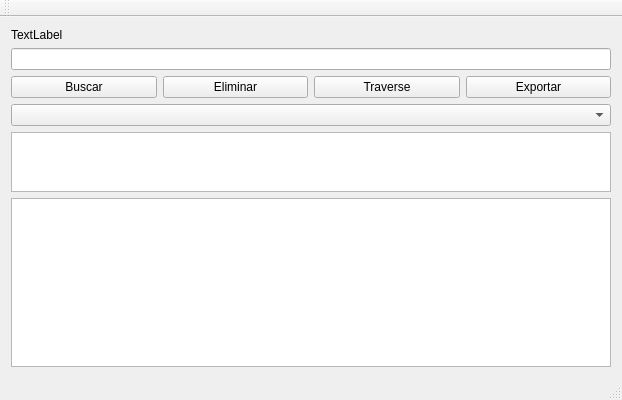
Above: Rutas/main/TreeView.ui from AndresMora04/Rutas before the change. Below: the same form after it.
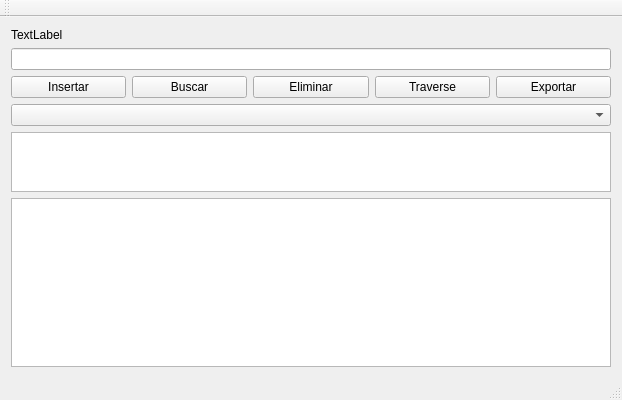
That is the form after the change.

The edit to the form file:
```diff
--- a/Rutas/main/TreeView.ui
+++ b/Rutas/main/TreeView.ui
@@ -27,6 +27,13 @@
     </item>
     <item>
      <layout class="QHBoxLayout" name="horizontalLayout">
+      <item>
+       <widget class="QPushButton" name="btnAdd">
+        <property name="text">
+         <string>Insertar</string>
+        </property>
+       </widget>
+      </item>
       <item>
        <widget class="QPushButton" name="btnSearch">
         <property name="text">
```
